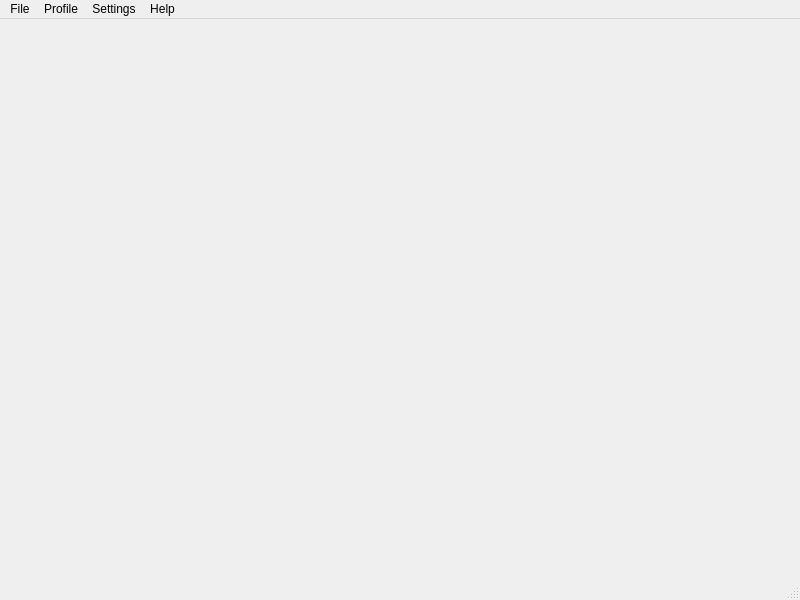
Qt form MainWindow.ui (ma7t3/SimpleReplace) before a commit.
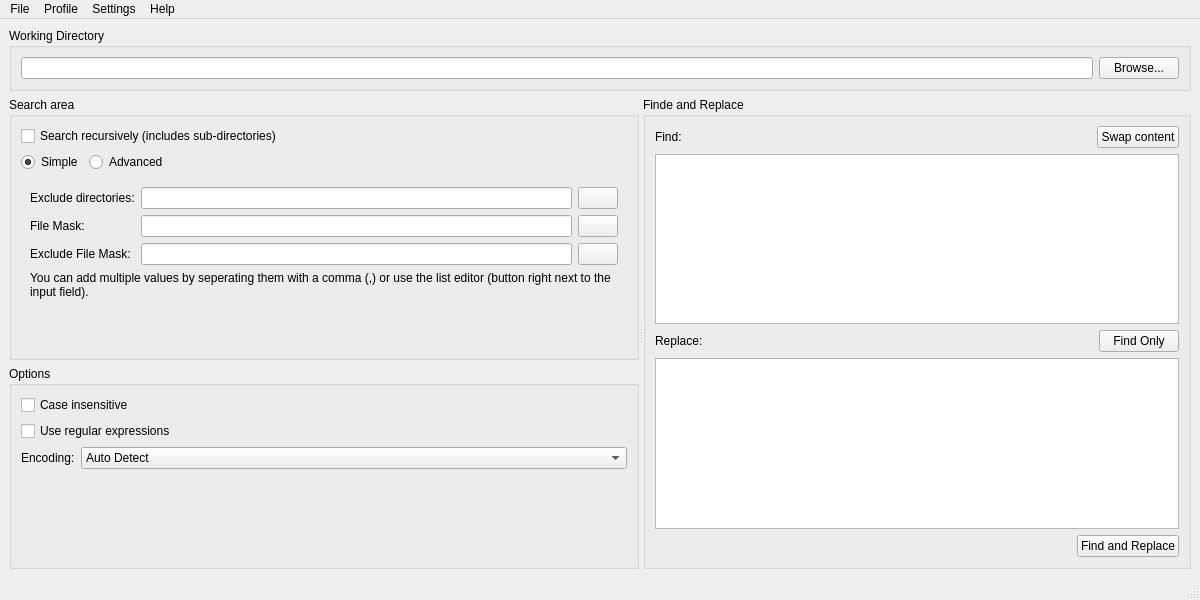
The same form after that commit. Icons and pictures are not drawn.

Commit message: main window widget setup

What changed in the file:
```diff
--- a/MainWindow.ui
+++ b/MainWindow.ui
@@ -6,20 +6,446 @@
    <rect>
     <x>0</x>
     <y>0</y>
-    <width>800</width>
+    <width>1200</width>
     <height>600</height>
    </rect>
   </property>
   <property name="windowTitle">
    <string>SimpleReplace</string>
   </property>
-  <widget class="QWidget" name="centralwidget"/>
+  <widget class="QWidget" name="centralwidget">
+   <layout class="QVBoxLayout" name="verticalLayout_7">
+    <item>
+     <widget class="QGroupBox" name="gbDirectory">
+      <property name="sizePolicy">
+       <sizepolicy hsizetype="Preferred" vsizetype="Maximum">
+        <horstretch>0</horstretch>
+        <verstretch>0</verstretch>
+       </sizepolicy>
+      </property>
+      <property name="title">
+       <string>Working Directory</string>
+      </property>
+      <layout class="QHBoxLayout" name="horizontalLayout">
+       <item>
+        <widget class="QLineEdit" name="leDirectory"/>
+       </item>
+       <item>
+        <widget class="QPushButton" name="pbDirectoryBrowse">
+         <property name="text">
+          <string>Browse...</string>
+         </property>
+         <property name="icon">
+          <iconset theme="QIcon::ThemeIcon::FolderOpen"/>
+         </property>
+        </widget>
+       </item>
+      </layout>
+     </widget>
+    </item>
+    <item>
+     <widget class="QSplitter" name="splitter">
+      <property name="orientation">
+       <enum>Qt::Orientation::Horizontal</enum>
+      </property>
+      <property name="childrenCollapsible">
+       <bool>false</bool>
+      </property>
+      <widget class="QWidget" name="layoutWidget">
+       <layout class="QVBoxLayout" name="verticalLayout_5">
+        <item>
+         <widget class="QGroupBox" name="gbSearchArea">
+          <property name="title">
+           <string>Search area</string>
+          </property>
+          <layout class="QVBoxLayout" name="verticalLayout_3">
+           <item>
+            <widget class="QCheckBox" name="cbSearchRecursively">
+             <property name="text">
+              <string>Search recursively (includes sub-directories)</string>
+             </property>
+            </widget>
+           </item>
+           <item>
+            <layout class="QHBoxLayout" name="horizontalLayout_2">
+             <item>
+              <widget class="QRadioButton" name="rbModeSimple">
+               <property name="text">
+                <string>Simple</string>
+               </property>
+               <property name="checked">
+                <bool>true</bool>
+               </property>
+              </widget>
+             </item>
+             <item>
+              <widget class="QRadioButton" name="rbModeAdvanced">
+               <property name="text">
+                <string>Advanced</string>
+               </property>
+              </widget>
+             </item>
+             <item>
+              <spacer name="horizontalSpacer">
+               <property name="orientation">
+                <enum>Qt::Orientation::Horizontal</enum>
+               </property>
+               <property name="sizeHint" stdset="0">
+                <size>
+                 <width>40</width>
+                 <height>20</height>
+                </size>
+               </property>
+              </spacer>
+             </item>
+            </layout>
+           </item>
+           <item>
+            <widget class="QStackedWidget" name="swSeachAreaOptions">
+             <property name="currentIndex">
+              <number>0</number>
+             </property>
+             <widget class="QWidget" name="pModeSimple">
+              <layout class="QVBoxLayout" name="verticalLayout_2">
+               <item>
+                <layout class="QFormLayout" name="formLayout">
+                 <item row="0" column="0">
+                  <widget class="QLabel" name="lExcludeDirectories">
+                   <property name="text">
+                    <string>Exclude directories:</string>
+                   </property>
+                  </widget>
+                 </item>
+                 <item row="0" column="1">
+                  <layout class="QHBoxLayout" name="horizontalLayout_3">
+                   <item>
+                    <widget class="QLineEdit" name="leExcludeDirectories"/>
+                   </item>
+                   <item>
+                    <widget class="QPushButton" name="pbExcludeDirectories">
+                     <property name="text">
+                      <string/>
+                     </property>
+                     <property name="icon">
+                      <iconset theme="QIcon::ThemeIcon::FormatJustifyLeft"/>
+                     </property>
+                    </widget>
+                   </item>
+                  </layout>
+                 </item>
+                 <item row="1" column="0">
+                  <widget class="QLabel" name="lFileMask">
+                   <property name="text">
+                    <string>File Mask:</string>
+                   </property>
+                  </widget>
+                 </item>
+                 <item row="1" column="1">
+                  <layout class="QHBoxLayout" name="horizontalLayout_4">
+                   <item>
+                    <widget class="QLineEdit" name="leFileMask"/>
+                   </item>
+                   <item>
+                    <widget class="QPushButton" name="pbFileMask">
+                     <property name="text">
+                      <string/>
+                     </property>
+                     <property name="icon">
+                      <iconset theme="QIcon::ThemeIcon::FormatJustifyLeft"/>
+                     </property>
+                    </widget>
+                   </item>
+                  </layout>
+                 </item>
+                 <item row="2" column="0">
+                  <widget class="QLabel" name="lExcludeFileMask">
+                   <property name="text">
+                    <string>Exclude File Mask:</string>
+                   </property>
+                  </widget>
+                 </item>
+                 <item row="2" column="1">
+                  <layout class="QHBoxLayout" name="horizontalLayout_5">
+                   <item>
+                    <widget class="QLineEdit" name="leExcludeFileMask"/>
+                   </item>
+                   <item>
+                    <widget class="QPushButton" name="pbExcludeFileMask">
+                     <property name="text">
+                      <string/>
+                     </property>
+                     <property name="icon">
+                      <iconset theme="QIcon::ThemeIcon::FormatJustifyLeft"/>
+                     </property>
+                    </widget>
+                   </item>
+                  </layout>
+                 </item>
+                </layout>
+               </item>
+               <item>
+                <widget class="QLabel" name="lSimpleModeExpl">
+                 <property name="text">
+                  <string>You can add multiple values by seperating them with a comma (,) or use the list editor (button right next to the input field).</string>
+                 </property>
+                 <property name="wordWrap">
+                  <bool>true</bool>
+                 </property>
+                </widget>
+               </item>
+               <item>
+                <spacer name="verticalSpacer_2">
+                 <property name="orientation">
+                  <enum>Qt::Orientation::Vertical</enum>
+                 </property>
+                 <property name="sizeHint" stdset="0">
+                  <size>
+                   <width>20</width>
+                   <height>40</height>
+                  </size>
+                 </property>
+                </spacer>
+               </item>
+              </layout>
+             </widget>
+             <widget class="QWidget" name="pModeAdvanced">
+              <layout class="QVBoxLayout" name="verticalLayout">
+               <item>
+                <widget class="QLabel" name="lRegEx1">
+                 <property name="text">
+                  <string>Regular Expression:</string>
+                 </property>
+                </widget>
+               </item>
+               <item>
+                <widget class="QLabel" name="lRegEx2">
+                 <property name="text">
+                  <string>Use a regular expression to define which files should be included. The expression will be applied on every file. Only if it matches, the file will be scanned.</string>
+                 </property>
+                 <property name="wordWrap">
+                  <bool>true</bool>
+                 </property>
+                </widget>
+               </item>
+               <item>
+                <widget class="QLineEdit" name="leRegEx"/>
+               </item>
+               <item>
+                <spacer name="verticalSpacer">
+                 <property name="orientation">
+                  <enum>Qt::Orientation::Vertical</enum>
+                 </property>
+                 <property name="sizeHint" stdset="0">
+                  <size>
+                   <width>20</width>
+                   <height>40</height>
+                  </size>
+                 </property>
+                </spacer>
+               </item>
+              </layout>
+             </widget>
+            </widget>
+           </item>
+          </layout>
+         </widget>
+        </item>
+        <item>
+         <widget class="QGroupBox" name="gbOptions">
+          <property name="title">
+           <string>Options</string>
+          </property>
+          <layout class="QVBoxLayout" name="verticalLayout_4">
+           <item>
+            <widget class="QCheckBox" name="cbOptionCaseInsensitive">
+             <property name="text">
+              <string>Case insensitive</string>
+             </property>
+            </widget>
+           </item>
+           <item>
+            <widget class="QCheckBox" name="cbOptionUseRegEx">
+             <property name="text">
+              <string>Use regular expressions</string>
+             </property>
+            </widget>
+           </item>
+           <item>
+            <layout class="QHBoxLayout" name="horizontalLayout_6">
+             <item>
+              <widget class="QLabel" name="lEncoding">
+               <property name="sizePolicy">
+                <sizepolicy hsizetype="Maximum" vsizetype="Preferred">
+                 <horstretch>0</horstretch>
+                 <verstretch>0</verstretch>
+                </sizepolicy>
+               </property>
+               <property name="text">
+                <string>Encoding:</string>
+               </property>
+              </widget>
+             </item>
+             <item>
+              <widget class="QComboBox" name="cbOptionEncoding">
+               <item>
+                <property name="text">
+                 <string>Auto Detect</string>
+                </property>
+               </item>
+              </widget>
+             </item>
+            </layout>
+           </item>
+           <item>
+            <spacer name="verticalSpacer_3">
+             <property name="orientation">
+              <enum>Qt::Orientation::Vertical</enum>
+             </property>
+             <property name="sizeHint" stdset="0">
+              <size>
+               <width>20</width>
+               <height>40</height>
+              </size>
+             </property>
+            </spacer>
+           </item>
+          </layout>
+         </widget>
+        </item>
+       </layout>
+      </widget>
+      <widget class="QGroupBox" name="gbFindeAndReplace">
+       <property name="title">
+        <string>Finde and Replace</string>
+       </property>
+       <layout class="QVBoxLayout" name="verticalLayout_6">
+        <item>
+         <layout class="QHBoxLayout" name="horizontalLayout_9">
+          <item>
+           <widget class="QLabel" name="lFind">
+            <property name="text">
+             <string>Find:</string>
+            </property>
+           </widget>
+          </item>
+          <item>
+           <spacer name="horizontalSpacer_4">
+            <property name="orientation">
+             <enum>Qt::Orientation::Horizontal</enum>
+            </property>
+            <property name="sizeHint" stdset="0">
+             <size>
+              <width>40</width>
+              <height>20</height>
+             </size>
+            </property>
+           </spacer>
+          </item>
+          <item>
+           <widget class="QPushButton" name="pbSwapConent">
+            <property name="text">
+             <string>Swap content</string>
+            </property>
+            <property name="icon">
+             <iconset theme="QIcon::ThemeIcon::SyncSynchronizing"/>
+            </property>
+           </widget>
+          </item>
+         </layout>
+        </item>
+        <item>
+         <widget class="QPlainTextEdit" name="pteFind">
+          <property name="sizePolicy">
+           <sizepolicy hsizetype="Expanding" vsizetype="Expanding">
+            <horstretch>0</horstretch>
+            <verstretch>0</verstretch>
+           </sizepolicy>
+          </property>
+         </widget>
+        </item>
+        <item>
+         <layout class="QHBoxLayout" name="horizontalLayout_8">
+          <item>
+           <widget class="QLabel" name="lReplace">
+            <property name="text">
+             <string>Replace:</string>
+            </property>
+           </widget>
+          </item>
+          <item>
+           <spacer name="horizontalSpacer_2">
+            <property name="orientation">
+             <enum>Qt::Orientation::Horizontal</enum>
+            </property>
+            <property name="sizeHint" stdset="0">
+             <size>
+              <width>40</width>
+              <height>20</height>
+             </size>
+            </property>
+           </spacer>
+          </item>
+          <item>
+           <widget class="QPushButton" name="pbFindOnly">
+            <property name="text">
+             <string>Find Only</string>
+            </property>
+            <property name="icon">
+             <iconset theme="QIcon::ThemeIcon::EditFind"/>
+            </property>
+           </widget>
+          </item>
+         </layout>
+        </item>
+        <item>
+         <widget class="QPlainTextEdit" name="pteReplace">
+          <property name="sizePolicy">
+           <sizepolicy hsizetype="Expanding" vsizetype="Expanding">
+            <horstretch>0</horstretch>
+            <verstretch>0</verstretch>
+           </sizepolicy>
+          </property>
+         </widget>
+        </item>
+        <item>
+         <layout class="QHBoxLayout" name="horizontalLayout_7">
+          <item>
+           <spacer name="horizontalSpacer_3">
+            <property name="orientation">
+             <enum>Qt::Orientation::Horizontal</enum>
+            </property>
+            <property name="sizeHint" stdset="0">
+             <size>
+              <width>40</width>
+              <height>20</height>
+             </size>
+            </property>
+           </spacer>
+          </item>
+          <item>
+           <widget class="QPushButton" name="pbFindAndReplace">
+            <property name="text">
+             <string>Find and Replace</string>
+            </property>
+            <property name="icon">
+             <iconset theme="QIcon::ThemeIcon::MediaPlaybackStart"/>
+            </property>
+           </widget>
+          </item>
+         </layout>
+        </item>
+       </layout>
+      </widget>
+     </widget>
+    </item>
+   </layout>
+  </widget>
   <widget class="QMenuBar" name="menubar">
    <property name="geometry">
     <rect>
      <x>0</x>
      <y>0</y>
-     <width>800</width>
+     <width>1200</width>
      <height>21</height>
     </rect>
    </property>
```
The commit also changes 2 other files.
